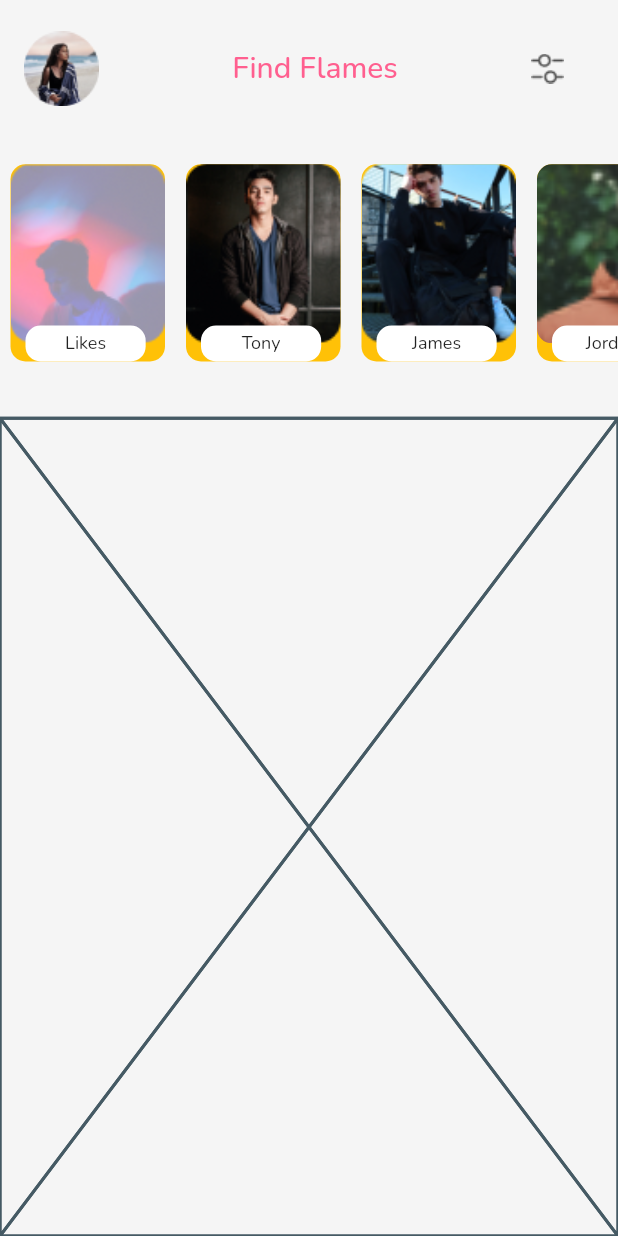
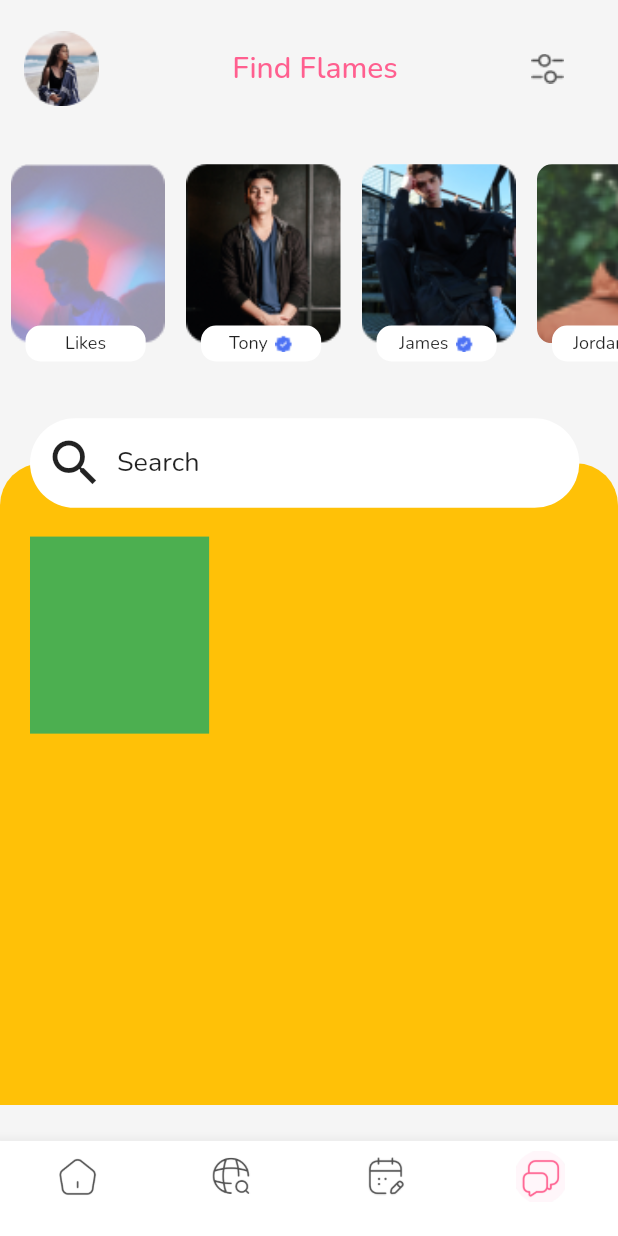
Before and after one commit to Vinit-Juikar/Find_Flames_Internship_Application, a Flutter app: the screen it shows after launch, on a phone screen of 412 x 824 dp. Run offline on Flutter 3.47's test engine with Material 2 defaults, Android fonts, the phone set to English and light mode, and no system bars; our stand-ins replace flutter_screenutil, google_fonts.

Commit message:
appbar/bottom navigation bar/ listview of people completed

```diff
--- a/lib/main.dart
+++ b/lib/main.dart
@@ -1,4 +1,5 @@
 import 'package:find_flames_internship_application/screens/main_home_screen.dart';
+import 'package:find_flames_internship_application/widgets/bottom_navigation_bar.dart';
 import 'package:flutter/material.dart';
 import 'package:flutter_screenutil/flutter_screenutil.dart';
 
@@ -19,6 +20,7 @@ class MyApp extends StatelessWidget {
           home: SafeArea(
             child: Scaffold(
               body: MainHomeScreen(),
+              bottomNavigationBar: BottomNavigationBarForHomeScreen(),
             ),
           ),
         );
--- /dev/null
+++ b/lib/widgets/bottom_navigation_bar.dart
@@ -0,0 +1,68 @@
+import 'package:find_flames_internship_application/screens/main_home_screen.dart';
+import 'package:flutter/material.dart';
+
+class BottomNavigationBarForHomeScreen extends StatefulWidget {
+  const BottomNavigationBarForHomeScreen({super.key});
+
+  @override
+  State<BottomNavigationBarForHomeScreen> createState() =>
+      _BottomNavigationBarForHomeScreenState();
+}
+
+class _BottomNavigationBarForHomeScreenState
+    extends State<BottomNavigationBarForHomeScreen> {
+  int _selectedIndex = 0;
+  static final List<Widget> _widgetOptions = <Widget>[
+    const MainHomeScreen(),
+    const Text("Gauri Pompoo"),
+    const Text("Gauri Pompoo"),
+    const Text("Gauri Pompoo"),
+    // ProfileScreen(),
+  ];
+
+  void _onItemTapped(int index) {
+    setState(() {
+      _selectedIndex = index;
+    });
+  }
+
+  @override
+  Widget build(BuildContext context) {
+    return Scaffold(
+      body: _widgetOptions[_selectedIndex],
+      bottomNavigationBar: BottomNavigationBar(
+        backgroundColor: Colors.white,
+        items: [
+          BottomNavigationBarItem(
+            icon: Image.asset("assets/images/image-removebg-preview.png",scale: 5,),
+            label: '',
+            backgroundColor: Colors.white,
+          ),
+          // Add your other bottom navigation items here
+
+          BottomNavigationBarItem(
+             icon: Image.asset("assets/images/global_earth_icon-removebg-preview.png",scale: 5,),
+            label: '',
+            backgroundColor: Colors.white,
+          ),
+          BottomNavigationBarItem(
+             icon: Image.asset("assets/images/calendar_icon-removebg-preview.png",scale: 5,),
+            label: '',
+            backgroundColor: Colors.white,
+          ),
+          BottomNavigationBarItem(
+             icon: Image.asset("assets/images/messages_icon-removebg-preview.png",scale: 5,),
+            label: '',
+            backgroundColor: Colors.white,
+          ),
+        ],
+        currentIndex: _selectedIndex,
+        selectedItemColor: Colors.blue,
+        unselectedItemColor: Colors.white,
+        onTap: _onItemTapped,
+        type: BottomNavigationBarType.fixed,
+        selectedIconTheme: const IconThemeData(color: Colors.blue),
+      ),
+    );
+  }
+}
--- a/lib/widgets/list_of_people_on_home_screen.dart
+++ b/lib/widgets/list_of_people_on_home_screen.dart
@@ -21,7 +21,6 @@ Widget listOfFriendsOnHomeScreen() {
             height: 110.h,
             width: 90.w,
             decoration: BoxDecoration(
-                color: Colors.amber,
                 borderRadius: BorderRadius.all(Radius.circular(10))),
             child: Stack(
               children: [
@@ -46,17 +45,33 @@ Widget listOfFriendsOnHomeScreen() {
                         color: Colors.white,
                         borderRadius: BorderRadius.all(Radius.circular(10))),
                     child: Center(
-                      child: Text(
-                        NamesForHomeScreen[index],
-                        style: GoogleFonts.nunito(
-                          textStyle: TextStyle(
-                            fontSize: 12,
+                      child: Row(
+                        mainAxisAlignment: MainAxisAlignment.center,
+                        crossAxisAlignment: CrossAxisAlignment.center,
+                        children: [
+                          Text(
+                            NamesForHomeScreen[index],
+                            style: GoogleFonts.nunito(
+                              textStyle: TextStyle(
+                                fontSize: 12,
+                              ),
+                            ),
                           ),
-                        ),
+                          index > 0
+                              ? Container(
+                                  height: 10.h,
+                                  margin: EdgeInsets.only(left: 5),
+                                  child: Image.asset(
+                                    "assets/icons/BlueTick.png",
+                                    fit: BoxFit.cover,
+                                  ),
+                                )
+                              : Container(),
+                        ],
                       ),
                     ),
                   ),
-                ), // this is for the name
+                ),
               ],
             ),
           ),
--- a/lib/widgets/messages.dart
+++ b/lib/widgets/messages.dart
@@ -1,11 +1,67 @@
+import 'package:flutter/material.dart';
 import 'package:flutter/src/widgets/framework.dart';
 import 'package:flutter/src/widgets/placeholder.dart';
+import 'package:flutter_screenutil/flutter_screenutil.dart';
 
 class messages extends StatelessWidget {
+  Widget ContainerforMessages() {
+    return Container(
+      height: 150.h,
+      width: ScreenUtil().screenWidth,
+      child: Row(
+        children: [
+          Container(
+            height: 130.h,
+            width: 100.h,
+            color: Colors.green,
+          )
+        ],
+      ),
+    );
+  }
+
+  Widget ContainerforFirstMessages(String ImageForMessages, String Name,
+      String VerificationMark, String Message, String Time, String Notification) {
+    return Container(
+      margin: EdgeInsets.only(top: 25),
+      height: 150.h,
+      width: ScreenUtil().screenWidth,
+      child: Row(
+        children: [
+          Container(
+            margin: EdgeInsets.only(left: 20),
+            height: 110.h,
+            width: 100.h,
+            color: Colors.green,
+          )
+        ],
+      ),
+    );
+  }
+
   const messages({super.key});
 
   @override
   Widget build(BuildContext context) {
-    return const Placeholder();
+    return Container(
+      // margin: EdgeInsets.symmetric(horizontal: 30),
+      height: ScreenUtil().screenHeight,
+      width: ScreenUtil().screenWidth,
+      decoration: BoxDecoration(
+        borderRadius: BorderRadius.only(
+          topLeft: Radius.circular(28),
+          topRight: Radius.circular(28),
+        ),
+        color: Colors.amber,
+      ),
+      child: Column(children: [
+        ContainerforFirstMessages(
+          "assets/images/Ellipse 121.png",
+          "Jordan","assets/icons/BlueTick.png","Hii","13:10","1",
+        ),
+        Container(),
+        Container(),
+      ]),
+    );
   }
 }
--- a/lib/widgets/searchBar.dart
+++ b/lib/widgets/searchBar.dart
@@ -1,11 +1,47 @@
-import 'package:flutter/src/widgets/framework.dart';
-import 'package:flutter/src/widgets/placeholder.dart';
+import 'package:flutter/material.dart';
+import 'package:flutter_screenutil/flutter_screenutil.dart';
+import 'package:google_fonts/google_fonts.dart';
 
 class searchBar extends StatelessWidget {
   const searchBar({super.key});
 
   @override
   Widget build(BuildContext context) {
-    return const Placeholder();
+    return Column(
+      children: [
+        Padding(
+          padding: const EdgeInsets.symmetric(horizontal: 20, vertical: 0),
+          child: Container(
+            decoration: BoxDecoration(
+              color: Color(0xFFFFFFFF),
+              borderRadius: BorderRadius.all(
+                Radius.circular(42),
+              ),
+            ),
+            height: 50.h,
+            width: 320.w,
+            child: Row(
+              children: [
+                Padding(
+                  padding: const EdgeInsets.only(left: 10),
+                  child: Icon(
+                    Icons.search,
+                    size: 40,
+                  ),
+                ),
+                Padding(
+                  padding: const EdgeInsets.only(left: 8),
+                  child: Text(
+                    "Search",
+                    style:
+                        GoogleFonts.nunito(textStyle: TextStyle(fontSize: 18)),
+                  ),
+                )
+              ],
+            ),
+          ),
+        ),
+      ],
+    );
   }
 }
--- a/lib/widgets/searchBar_and_messages.dart
+++ b/lib/widgets/searchBar_and_messages.dart
@@ -1,6 +1,7 @@
 import 'package:flutter/material.dart';
 import 'package:flutter/src/widgets/framework.dart';
 import 'package:flutter/src/widgets/placeholder.dart';
+import 'package:flutter_screenutil/flutter_screenutil.dart';
 
 import 'messages.dart';
 import 'searchBar.dart';
@@ -10,11 +11,15 @@ class searchBarAndMessages extends StatelessWidget {
 
   @override
   Widget build(BuildContext context) {
-    return Expanded(
+    return Container(
+      height: 383.5.h,
+      width: double.infinity,
       child: Stack(
         children: [
-          searchBar(),
-          messages(),
+          Positioned(
+            top:30,
+            child: const messages()),
+          const searchBar(),
         ],
       ),
     );
```
Also changed, not shown: assets/icons/BlueTick.png (added), assets/images/Ellipse 118.png (added), assets/images/calendar_icon-removebg-preview.png (added), assets/images/calendar_icon.png (added), assets/images/global_earth_icon-removebg-preview.png (added), assets/images/global_earth_icon.png (added), assets/images/icon2.png (added), assets/images/icon3.png (added), assets/images/icon4.png (added), assets/images/image-removebg-preview.png (added), assets/images/messages_icon-removebg-preview.png (added), assets/images/messages_icon.png (added).
